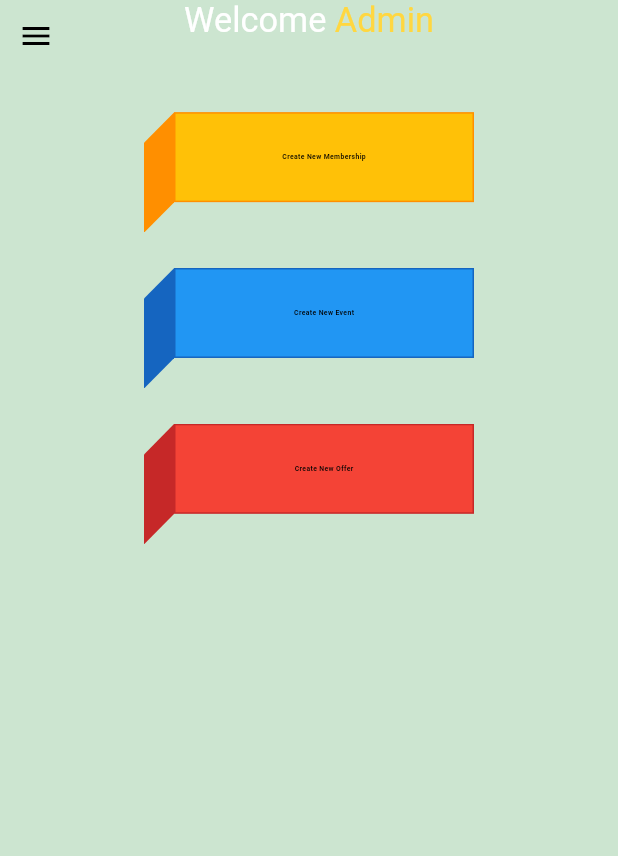
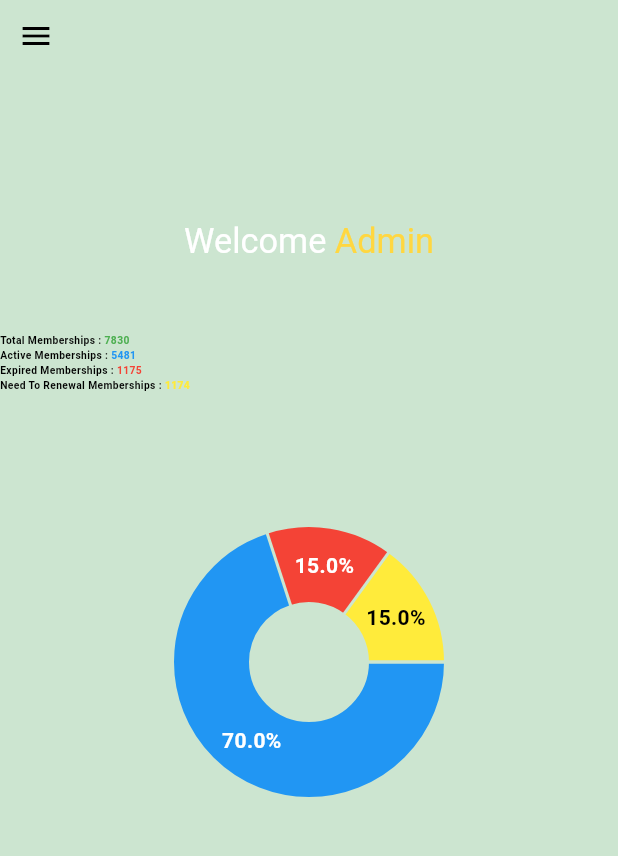
Before and after one commit to MosasaUnited/AshgarClubAdminDash, a Flutter app: the screen it shows after launch, on a phone screen of 412 x 824 dp, the part 84-940 px from its top. Run offline on Flutter 3.47's test engine with Material 3 defaults, Android fonts, the phone set to English and light mode, and no system bars; drawn by our look-alikes of fl_chart; our stand-ins replace data_table_2, flutter_screenutil, go_router; Roboto replaces fonts that are missing (Cairo).

Commit message:
RefactorHomeScreenToShowStatics

```diff
--- a/lib/feature/home/presentation/screens/home_view_body.dart
+++ b/lib/feature/home/presentation/screens/home_view_body.dart
@@ -1,8 +1,9 @@
 import 'package:flutter/material.dart';
 import 'package:flutter_screenutil/flutter_screenutil.dart';
 
-import '../widgets/custom_home_buttons.dart';
 import '../widgets/custom_welcome_rich.dart';
+import '../widgets/total_statics_chart.dart';
+import '../widgets/total_statics_text.dart';
 
 class HomeViewBody extends StatelessWidget {
   const HomeViewBody({super.key});
@@ -11,15 +12,18 @@ class HomeViewBody extends StatelessWidget {
   Widget build(BuildContext context) {
     return Scaffold(
       body: Center(
+        child: SingleChildScrollView(
           child: Column(
-          mainAxisAlignment: MainAxisAlignment.start,
+            mainAxisAlignment: MainAxisAlignment.center,
             children: [
               const CustomWelcomeRich(),
               SizedBox(
                 height: 40.h,
               ),
-            const CustomHomeButtons(),
+              const TotalStaticsText(),
+              const TotalStaticsChart(),
             ],
+          ),
         ),
       ),
     );
--- /dev/null
+++ b/lib/feature/home/presentation/widgets/total_statics_chart.dart
@@ -0,0 +1,69 @@
+import 'package:fl_chart/fl_chart.dart';
+import 'package:flutter/material.dart';
+import 'package:flutter_screenutil/flutter_screenutil.dart';
+
+class TotalStaticsChart extends StatelessWidget {
+  const TotalStaticsChart({super.key});
+
+  @override
+  Widget build(BuildContext context) {
+    // Define the values
+    const double active = 5481;
+    const double expired = 1175;
+    const double needRenewal = 1174;
+
+    // Calculate the total sum
+    const double sum = active + expired + needRenewal;
+
+    // Calculate the percentages
+    const double activePercentage = (active / sum) * 100;
+    const double expiredPercentage = (expired / sum) * 100;
+    const double needRenewalPercentage = (needRenewal / sum) * 100;
+
+    return SizedBox(
+      height: 300.h,
+      width: 300.w,
+      child: PieChart(
+        PieChartData(
+          sections: [
+            PieChartSectionData(
+              color: Colors.blue,
+              value: activePercentage,
+              title: '${activePercentage.toStringAsFixed(1)}%',
+              radius: 50,
+              titleStyle: const TextStyle(
+                fontSize: 14,
+                fontWeight: FontWeight.bold,
+                color: Colors.white,
+              ),
+            ),
+            PieChartSectionData(
+              color: Colors.red,
+              value: expiredPercentage,
+              title: '${expiredPercentage.toStringAsFixed(1)}%',
+              radius: 50,
+              titleStyle: const TextStyle(
+                fontSize: 14,
+                fontWeight: FontWeight.bold,
+                color: Colors.white,
+              ),
+            ),
+            PieChartSectionData(
+              color: Colors.yellow,
+              value: needRenewalPercentage,
+              title: '${needRenewalPercentage.toStringAsFixed(1)}%',
+              radius: 50,
+              titleStyle: const TextStyle(
+                fontSize: 14,
+                fontWeight: FontWeight.bold,
+                color: Colors.black,
+              ),
+            ),
+          ],
+          sectionsSpace: 2,
+          centerSpaceRadius: 40,
+        ),
+      ),
+    );
+  }
+}
--- /dev/null
+++ b/lib/feature/home/presentation/widgets/total_statics_text.dart
@@ -0,0 +1,83 @@
+import 'package:flutter/material.dart';
+
+import '../../../../core/theme/styles.dart';
+
+class TotalStaticsText extends StatelessWidget {
+  const TotalStaticsText({super.key});
+
+  @override
+  Widget build(BuildContext context) {
+    return Column(
+      children: [
+        Row(
+          children: [
+            Text(
+              'Total Memberships : ',
+              style: Styles.textStyle6.copyWith(
+                fontWeight: FontWeight.bold,
+              ),
+            ),
+            Text(
+              '7830',
+              style: Styles.textStyle6.copyWith(
+                fontWeight: FontWeight.bold,
+                color: Colors.green,
+              ),
+            ),
+          ],
+        ),
+        Row(
+          children: [
+            Text(
+              'Active Memberships : ',
+              style: Styles.textStyle6.copyWith(
+                fontWeight: FontWeight.bold,
+              ),
+            ),
+            Text(
+              '5481',
+              style: Styles.textStyle6.copyWith(
+                fontWeight: FontWeight.bold,
+                color: Colors.blue,
+              ),
+            ),
+          ],
+        ),
+        Row(
+          children: [
+            Text(
+              'Expired Memberships : ',
+              style: Styles.textStyle6.copyWith(
+                fontWeight: FontWeight.bold,
+              ),
+            ),
+            Text(
+              '1175',
+              style: Styles.textStyle6.copyWith(
+                fontWeight: FontWeight.bold,
+                color: Colors.red,
+              ),
+            ),
+          ],
+        ),
+        Row(
+          children: [
+            Text(
+              'Need To Renewal Memberships : ',
+              style: Styles.textStyle6.copyWith(
+                fontWeight: FontWeight.bold,
+              ),
+            ),
+            Text(
+              '1174',
+              style: Styles.textStyle6.copyWith(
+                fontWeight: FontWeight.bold,
+                color: Colors.yellow,
+              ),
+            ),
+          ],
+        ),
+      ],
+    );
+  }
+}
--- a/pubspec.yaml
+++ b/pubspec.yaml
@@ -33,6 +33,10 @@ dependencies:
   intl: ^0.19.0
   # Data Table
   data_table_2: ^2.5.15
+  # Charts && Statstics
+  fl_chart: ^0.69.0
+  # Segmented Buttons
+  segmented_button_slide: ^2.0.0
 
 
   flutter:
```
Also changed, not shown: pubspec.lock. Lines whose indentation alone changed are shown as unchanged.
